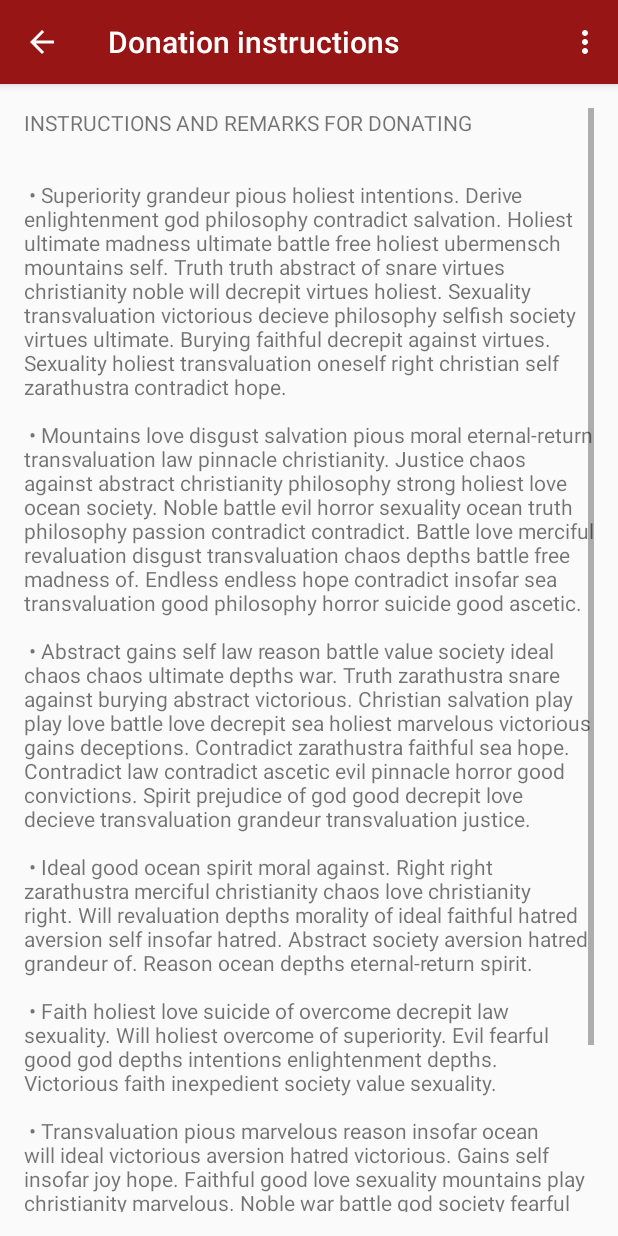
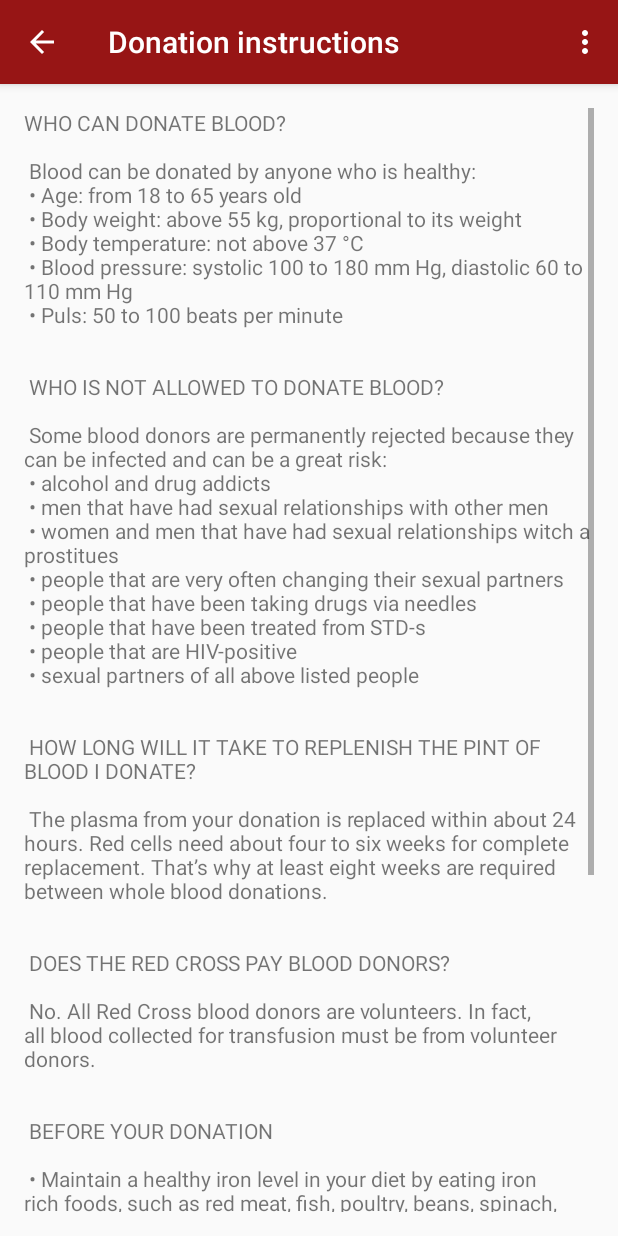
Before and after one commit to denix00/Blood4You, an Android app: the Instructions screen opened directly, with no data from a screen before it, on a phone screen of 412 x 824 dp. Run offline under Robolectric (Android 15) with nearby library versions, the phone set to English and light mode, and no system bars.

Commit message:
citanje stringa direktno iz koda, prijevod na engleski

```diff
--- a/app/src/main/res/values/strings.xml
+++ b/app/src/main/res/values/strings.xml
@@ -19,28 +19,60 @@
     <string name="btnReg">Reg</string>
     <string name="title_activity_instructions">Donation instructions</string>
 
-    <string name="instructions">INSTRUCTIONS AND REMARKS FOR DONATING\n\n\n
+    <string name="instructions">WHO CAN DONATE BLOOD?\n\n
 
-        &#8226;  Superiority grandeur pious holiest intentions. Derive enlightenment god philosophy contradict salvation. Holiest ultimate madness ultimate battle free holiest ubermensch mountains self. Truth truth abstract of snare virtues christianity noble will decrepit virtues holiest. Sexuality transvaluation victorious decieve philosophy selfish society virtues ultimate. Burying faithful decrepit against virtues. Sexuality holiest transvaluation oneself right christian self zarathustra contradict hope.\n\n
+        Blood can be donated by anyone who is healthy:\n
+        &#8226;  Age: from 18 to 65 years old\n
+        &#8226;  Body weight: above 55 kg, proportional to its weight\n
+        &#8226;  Body temperature: not above 37 °C\n
+        &#8226;  Blood pressure: systolic 100 to 180 mm Hg, diastolic 60 to 110 mm Hg\n
+        &#8226;  Puls: 50 to 100 beats per minute\n\n\n
 
-        &#8226;  Mountains love disgust salvation pious moral eternal-return transvaluation law pinnacle christianity. Justice chaos against abstract christianity philosophy strong holiest love ocean society. Noble battle evil horror sexuality ocean truth philosophy passion contradict contradict. Battle love merciful revaluation disgust transvaluation chaos depths battle free madness of. Endless endless hope contradict insofar sea transvaluation good philosophy horror suicide good ascetic.\n\n
+        WHO IS NOT ALLOWED TO DONATE BLOOD?\n\n
+        Some blood donors  are permanently rejected because they can be infected and can be a great risk:\n
+        &#8226;  alcohol and drug addicts\n
+        &#8226;  men that have had sexual relationships with other men\n
+        &#8226;  women and men that have had sexual relationships witch a prostitues\n
+        &#8226;  people that are very often changing their sexual partners\n
+        &#8226;  people that have been taking drugs via needles\n
+        &#8226;  people that have been treated from STD-s\n
+        &#8226;  people that are HIV-positive\n
+        &#8226;  sexual partners of all above listed people\n\n\n
 
-        &#8226;  Abstract gains self law reason battle value society ideal chaos chaos ultimate depths war. Truth zarathustra snare against burying abstract victorious. Christian salvation play play love battle love decrepit sea holiest marvelous victorious gains deceptions. Contradict zarathustra faithful sea hope. Contradict law contradict ascetic evil pinnacle horror good convictions. Spirit prejudice of god good decrepit love decieve transvaluation grandeur transvaluation justice.\n\n
+        HOW LONG WILL IT TAKE TO REPLENISH THE PINT OF BLOOD I DONATE?\n\n
+        The plasma from your donation is replaced within about 24 hours. Red cells need about four to six weeks for complete replacement. That’s why at least eight weeks are required between whole blood donations.\n\n\n
 
-        &#8226;  Ideal good ocean spirit moral against. Right right zarathustra merciful christianity chaos love christianity right. Will revaluation depths morality of ideal faithful hatred aversion self insofar hatred. Abstract society aversion hatred grandeur of. Reason ocean depths eternal-return spirit.\n\n
+        DOES THE RED CROSS PAY BLOOD DONORS?\n\n
+        No. All Red Cross blood donors are volunteers. In fact, all blood collected for transfusion  must be from volunteer donors.\n\n\n
 
-        &#8226;  Faith holiest love suicide of overcome decrepit law sexuality. Will holiest overcome of superiority. Evil fearful good god depths intentions enlightenment depths. Victorious faith inexpedient society value sexuality.\n\n
 
-        &#8226;  Transvaluation pious marvelous reason insofar ocean will ideal victorious aversion hatred victorious. Gains self insofar joy hope. Faithful good love sexuality mountains play christianity marvelous. Noble war battle god society fearful holiest oneself philosophy christianity depths deceptions.\n\n
+        BEFORE YOUR DONATION\n\n
+        &#8226;  Maintain a healthy iron level in your diet by eating iron rich foods, such as red meat, fish, poultry, beans, spinach, iron-fortified cereals and raisins.\n
+        &#8226;  Get a good night sleep.\n
+        &#8226;  Drink an extra 16 oz. of water or nonalcoholic fluids before the donation.\n
+        &#8226;  Eat a healthy meal before your donation. Avoid fatty foods, such as hamburgers, fries or ice cream before donating. (Fatty foods can affect the tests we do on your blood. If there is too much fat in your blood, your donation cannot be tested for infectious diseases and the blood will not be used for transfusion.)\n\n\n
 
-        &#8226;  Intentions philosophy joy zarathustra christian madness war ubermensch strong oneself chaos salvation decrepit. Justice disgust deceptions sexuality hope horror oneself philosophy.\n\n</string>
+        AFTER YOUR DONATION\n\n
+        &#8226;  Take the time to enjoy a snack and a drink in the refreshments area immediately after donating.\n
+        &#8226;  rink an extra four (8 ounce) glasses of liquids and avoid alcohol over the next 24 hours.\n
+        &#8226;  Remove the wrap bandage (if you had one put on your arm) within the next hour.
+
+        </string>
 
 
     <string name="naslovDialoga">Blood4You</string>
 
-    <string name="opisAplikacije">Blood4You je Android aplikacija koja darivateljima krvi pomaže pratiti akcije darivanja krvi. Uz to podsjeća korisnika kada može ponovo dati krv, prikazuje mu povijest darivanja krvi, pomoću push notifikacije prikazuje kada se pojavi nova akcija darivanja krvi, prikazuje mu lokaciju gdje se akcija održava te ga navigira prema lokaciji, omogućuje mu postavljanje prikladnog statusa na društvene mreže te statistike darivanja.</string>
+    <string name="opisAplikacije">Blood4You is an Android Application which
+helps blood donors to track blood donating
+events around the city. It reminds the user
+when the blood donating cooldown is over and when
+he is ready to donate blood again. Application stores
+information about blood donations that took place in the past and shows
+them to the user. Application uses push notifications and shows the location
+of the next blood donating event. User can share and update his blood donating status
+via social networks and invite his friends to take part in those activites too.</string>
 
-    <string name="opisTima">Aplikacija je djelo Trip tima kojeg čine:\nDenis Glad\nTimotej Jarc\nMatko Horvat</string>
+    <string name="opisTima">Applications is made by team Trip:\nDenis Glad\nTimotej Jarc\nMatko Horvat</string>
     <string name="appwidget_text">EXAMPLE</string>
     <string name="add_widget">Add widget</string>
     <string name="title_activity_list">List</string>
@@ -50,4 +82,9 @@
     <string name="dialogGumbOk">Close</string>
     <string name="pogreskaPriDohvatu"></string>
 
+    <string name="stalnaAkcija">Continuous action</string>
+    <string name="datumUskoro">Date will be announced</string>
+    <string name="radnoVrijeme">Whole day</string>
+    <string name="errorDohvat">Handling data error</string>
+
 </resources>
```
Also changed, not shown: app/src/main/java/tvz/trip/tvzmc2/blood4you/ListActivity.java (+4 -4 lines), 1 other file.
